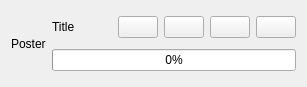
Before: the Qt Designer form series_list/interface/series_entry.ui in nvbn/series_list, drawn with Qt 5.
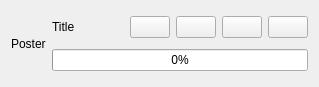
After: the same form once the commit is applied. Icons and pictures are not drawn.

Patch:
```diff
--- a/series_list/interface/series_entry.ui
+++ b/series_list/interface/series_entry.ui
@@ -6,7 +6,7 @@
    <rect>
     <x>0</x>
     <y>0</y>
-    <width>307</width>
+    <width>319</width>
     <height>87</height>
    </rect>
   </property>
```
Left out of the diff: 10 changed lines with no effect on the pictures.
